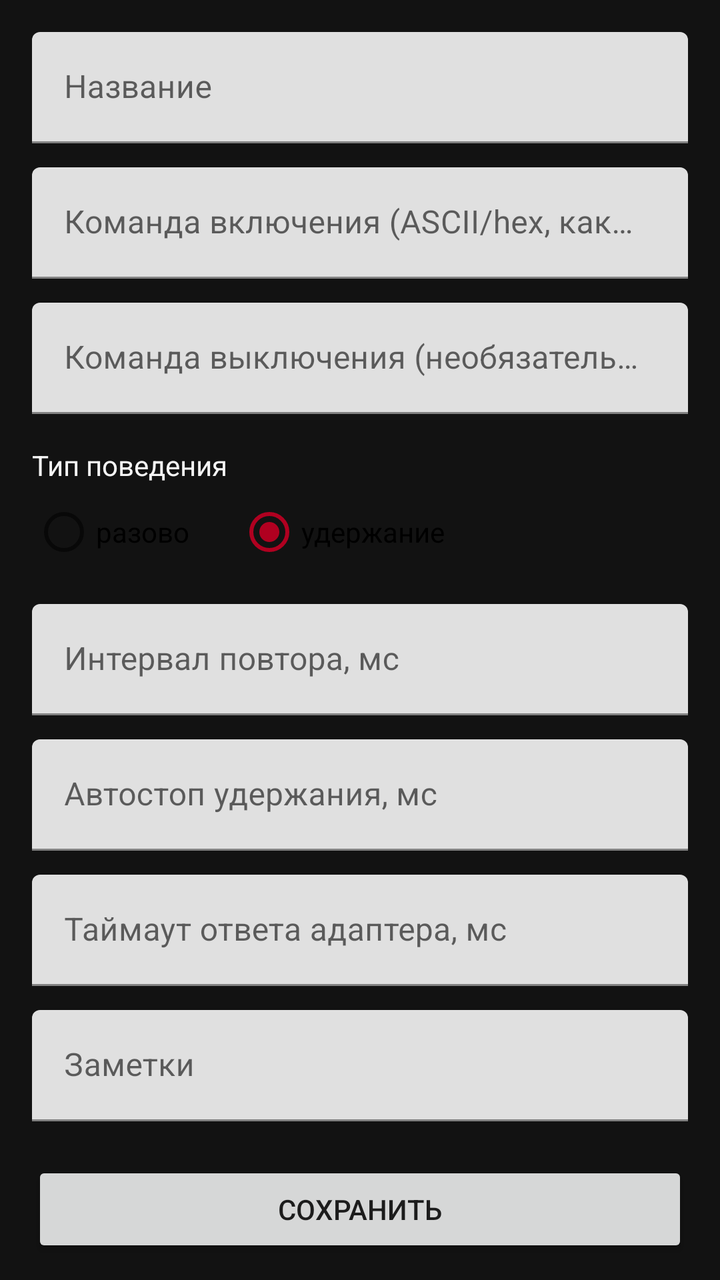
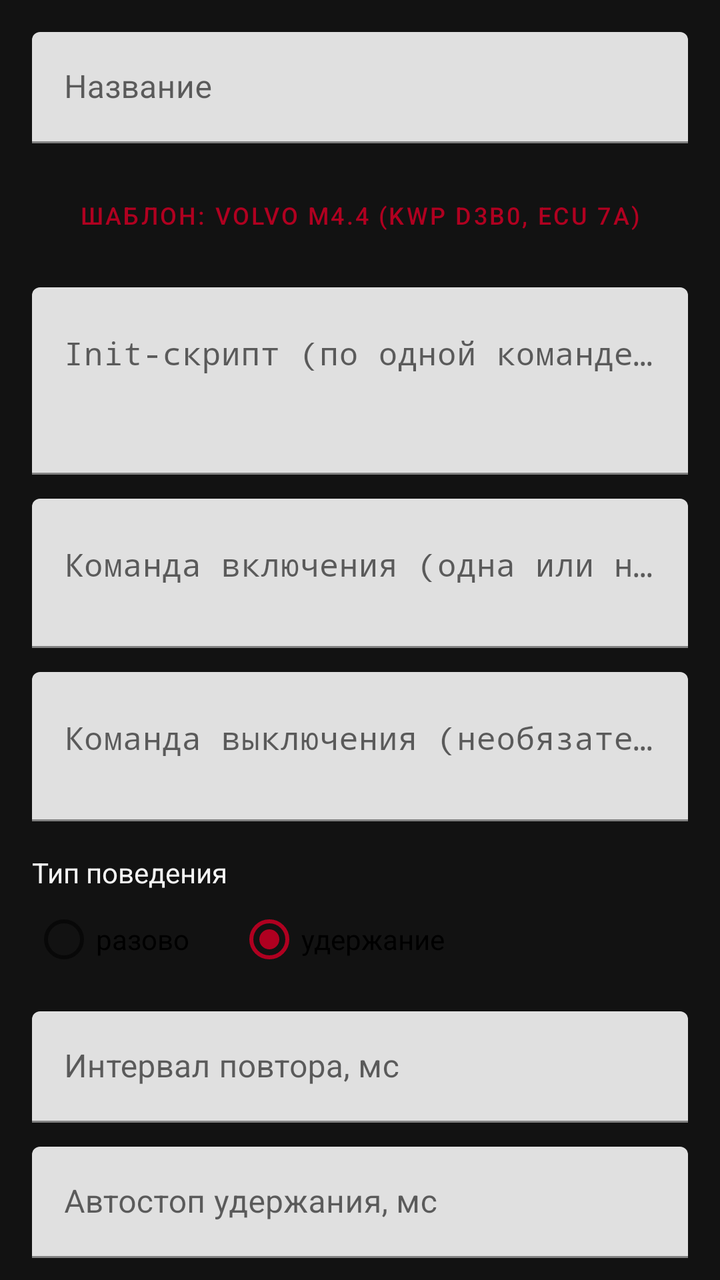

Screens rendered from an Android XML layout before and after an edit, with the pre-edit source and the edit as a unified diff.
<!-- AndroidManifest.xml: application theme Theme.Volvo960 -->
<!-- res/layout/activity_actuator_edit.xml -->
<?xml version="1.0" encoding="utf-8"?>
<androidx.core.widget.NestedScrollView xmlns:android="http://schemas.android.com/apk/res/android"
    xmlns:app="http://schemas.android.com/apk/res-auto"
    android:layout_width="match_parent"
    android:layout_height="match_parent"
    android:background="@color/surface_dark"
    android:fillViewport="true">

    <LinearLayout
        android:layout_width="match_parent"
        android:layout_height="wrap_content"
        android:orientation="vertical"
        android:padding="16dp">

        <com.google.android.material.textfield.TextInputLayout
            android:layout_width="match_parent"
            android:layout_height="wrap_content"
            android:hint="@string/field_name">

            <com.google.android.material.textfield.TextInputEditText
                android:id="@+id/inputName"
                android:layout_width="match_parent"
                android:layout_height="wrap_content" />
        </com.google.android.material.textfield.TextInputLayout>

        <com.google.android.material.textfield.TextInputLayout
            android:layout_width="match_parent"
            android:layout_height="wrap_content"
            android:layout_marginTop="12dp"
            android:hint="@string/field_command">

            <com.google.android.material.textfield.TextInputEditText
                android:id="@+id/inputCommand"
                android:layout_width="match_parent"
                android:layout_height="wrap_content" />
        </com.google.android.material.textfield.TextInputLayout>

        <com.google.android.material.textfield.TextInputLayout
            android:layout_width="match_parent"
            android:layout_height="wrap_content"
            android:layout_marginTop="12dp"
            android:hint="@string/field_off_command">

            <com.google.android.material.textfield.TextInputEditText
                android:id="@+id/inputOffCommand"
                android:layout_width="match_parent"
                android:layout_height="wrap_content" />
        </com.google.android.material.textfield.TextInputLayout>

        <TextView
            android:layout_width="wrap_content"
            android:layout_height="wrap_content"
            android:layout_marginTop="16dp"
            android:text="@string/field_behavior"
            android:textColor="@color/text_primary" />

        <RadioGroup
            android:id="@+id/radioGroupBehavior"
            android:layout_width="match_parent"
            android:layout_height="wrap_content"
            android:orientation="horizontal">

            <RadioButton
                android:id="@+id/radioOnce"
                android:layout_width="wrap_content"
                android:layout_height="wrap_content"
                android:text="@string/behavior_once" />

            <RadioButton
                android:id="@+id/radioHoldRepeat"
                android:layout_width="wrap_content"
                android:layout_height="wrap_content"
                android:layout_marginStart="24dp"
                android:checked="true"
                android:text="@string/behavior_hold_repeat" />
        </RadioGroup>

        <com.google.android.material.textfield.TextInputLayout
            android:layout_width="match_parent"
            android:layout_height="wrap_content"
            android:layout_marginTop="12dp"
            android:hint="@string/field_repeat_interval">

            <com.google.android.material.textfield.TextInputEditText
                android:id="@+id/inputRepeatInterval"
                android:layout_width="match_parent"
                android:layout_height="wrap_content"
                android:inputType="number" />
        </com.google.android.material.textfield.TextInputLayout>

        <com.google.android.material.textfield.TextInputLayout
            android:layout_width="match_parent"
            android:layout_height="wrap_content"
            android:layout_marginTop="12dp"
            android:hint="@string/field_autostop_timeout">

            <com.google.android.material.textfield.TextInputEditText
                android:id="@+id/inputAutoStopTimeout"
                android:layout_width="match_parent"
                android:layout_height="wrap_content"
                android:inputType="number" />
        </com.google.android.material.textfield.TextInputLayout>

        <com.google.android.material.textfield.TextInputLayout
            android:layout_width="match_parent"
            android:layout_height="wrap_content"
            android:layout_marginTop="12dp"
            android:hint="@string/field_response_timeout">

            <com.google.android.material.textfield.TextInputEditText
                android:id="@+id/inputResponseTimeout"
                android:layout_width="match_parent"
                android:layout_height="wrap_content"
                android:inputType="number" />
        </com.google.android.material.textfield.TextInputLayout>

        <com.google.android.material.textfield.TextInputLayout
            android:layout_width="match_parent"
            android:layout_height="wrap_content"
            android:layout_marginTop="12dp"
            android:hint="@string/field_notes">

            <com.google.android.material.textfield.TextInputEditText
                android:id="@+id/inputNotes"
                android:layout_width="match_parent"
                android:layout_height="wrap_content" />
        </com.google.android.material.textfield.TextInputLayout>

        <Button
            android:id="@+id/buttonSaveActuator"
            android:layout_width="match_parent"
            android:layout_height="wrap_content"
            android:layout_marginTop="20dp"
            android:text="@string/action_save" />

    </LinearLayout>
</androidx.core.widget.NestedScrollView>
<!-- resources referenced by this layout -->
<resources>
  <color name="surface_dark">#121212</color>
  <color name="text_primary">#F5F5F5</color>
  <string name="action_save">Сохранить</string>
  <string name="behavior_hold_repeat">удержание</string>
  <string name="behavior_once">разово</string>
  <string name="field_autostop_timeout">Автостоп удержания, мс</string>
  <string name="field_behavior">Тип поведения</string>
  <string name="field_command">Команда включения (ASCII/hex, как в консоли)</string>
  <string name="field_name">Название</string>
  <string name="field_notes">Заметки</string>
  <string name="field_off_command">Команда выключения (необязательно)</string>
  <string name="field_repeat_interval">Интервал повтора, мс</string>
  <string name="field_response_timeout">Таймаут ответа адаптера, мс</string>
  <style name="Theme.Volvo960" parent="Theme.MaterialComponents.DayNight.NoActionBar">
          <item name="colorPrimary">@color/volvo_red</item>
          <item name="colorPrimaryDark">@color/volvo_red_dark</item>
          <item name="colorAccent">@color/volvo_red</item>
          <item name="android:statusBarColor" tools:targetApi="21">@color/volvo_red_dark</item>
      </style>
  <color name="volvo_red">#B00020</color>
  <color name="volvo_red_dark">#7F0016</color>
</resources>

<!-- the commit's change to res/layout/activity_actuator_edit.xml (unified diff, before → after) -->
@@ -23,6 +23,31 @@
                 android:layout_height="wrap_content" />
         </com.google.android.material.textfield.TextInputLayout>
 
+        <Button
+            android:id="@+id/buttonPresetVolvoM44"
+            style="@style/Widget.MaterialComponents.Button.OutlinedButton"
+            android:layout_width="match_parent"
+            android:layout_height="wrap_content"
+            android:layout_marginTop="12dp"
+            android:text="@string/action_preset_volvo_m44"
+            android:textSize="12sp" />
+
+        <com.google.android.material.textfield.TextInputLayout
+            android:layout_width="match_parent"
+            android:layout_height="wrap_content"
+            android:layout_marginTop="12dp"
+            android:hint="@string/field_init_script">
+
+            <com.google.android.material.textfield.TextInputEditText
+                android:id="@+id/inputInitScript"
+                android:layout_width="match_parent"
+                android:layout_height="wrap_content"
+                android:fontFamily="monospace"
+                android:gravity="top"
+                android:inputType="textMultiLine|textNoSuggestions"
+                android:minLines="3" />
+        </com.google.android.material.textfield.TextInputLayout>
+
         <com.google.android.material.textfield.TextInputLayout
             android:layout_width="match_parent"
             android:layout_height="wrap_content"
@@ -32,7 +57,11 @@
             <com.google.android.material.textfield.TextInputEditText
                 android:id="@+id/inputCommand"
                 android:layout_width="match_parent"
-                android:layout_height="wrap_content" />
+                android:layout_height="wrap_content"
+                android:fontFamily="monospace"
+                android:gravity="top"
+                android:inputType="textMultiLine|textNoSuggestions"
+                android:minLines="2" />
         </com.google.android.material.textfield.TextInputLayout>
 
         <com.google.android.material.textfield.TextInputLayout
@@ -44,7 +73,11 @@
             <com.google.android.material.textfield.TextInputEditText
                 android:id="@+id/inputOffCommand"
                 android:layout_width="match_parent"
-                android:layout_height="wrap_content" />
+                android:layout_height="wrap_content"
+                android:fontFamily="monospace"
+                android:gravity="top"
+                android:inputType="textMultiLine|textNoSuggestions"
+                android:minLines="2" />
         </com.google.android.material.textfield.TextInputLayout>
 
         <TextView
<!-- resource entries referenced after the edit -->
@@ -2,12 +2,14 @@
 <resources>
   <color name="surface_dark">#121212</color>
   <color name="text_primary">#F5F5F5</color>
+  <string name="action_preset_volvo_m44">Шаблон: Volvo M4.4 (KWP D3B0, ECU 7A)</string>
   <string name="action_save">Сохранить</string>
   <string name="behavior_hold_repeat">удержание</string>
   <string name="behavior_once">разово</string>
   <string name="field_autostop_timeout">Автостоп удержания, мс</string>
   <string name="field_behavior">Тип поведения</string>
-  <string name="field_command">Команда включения (ASCII/hex, как в консоли)</string>
+  <string name="field_command">Команда включения (одна или несколько строк)</string>
+  <string name="field_init_script">Init-скрипт (по одной команде в строке, шлётся 1 раз)</string>
   <string name="field_name">Название</string>
   <string name="field_notes">Заметки</string>
   <string name="field_off_command">Команда выключения (необязательно)</string>
